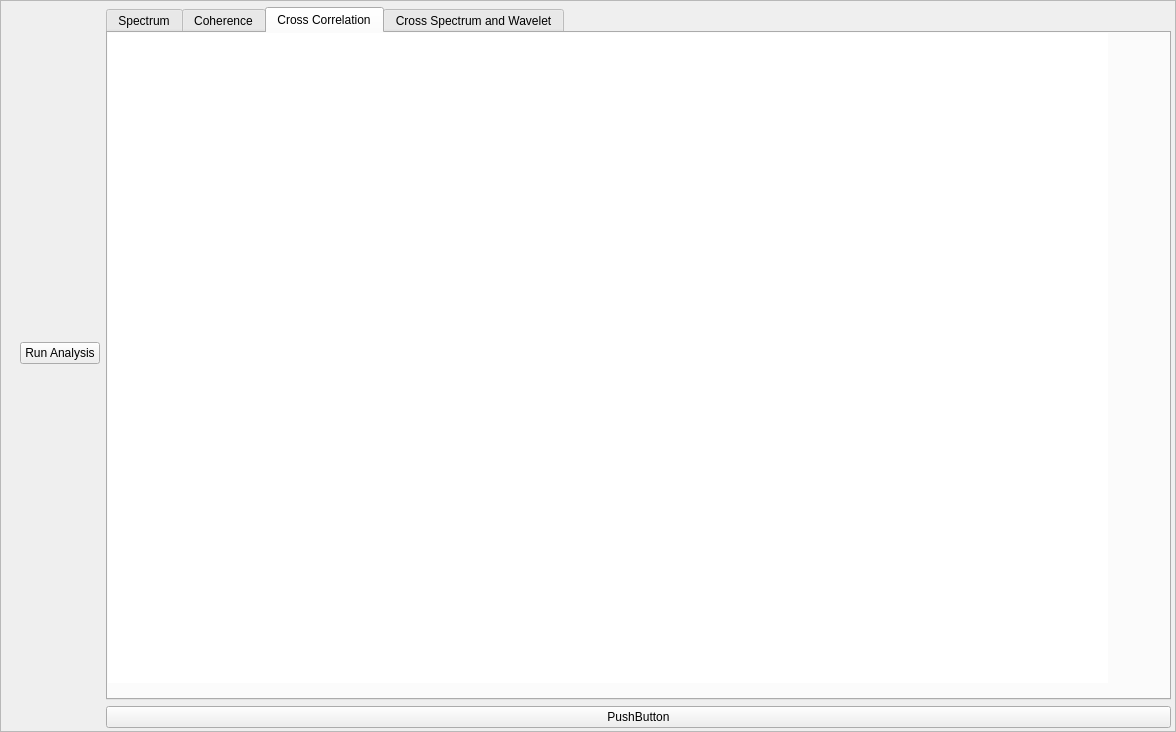
First picture: the form in isp/resources/designer_uis/TimeFrequencyAddWidget.ui, repository ProjectISP/ISP, before the edit.
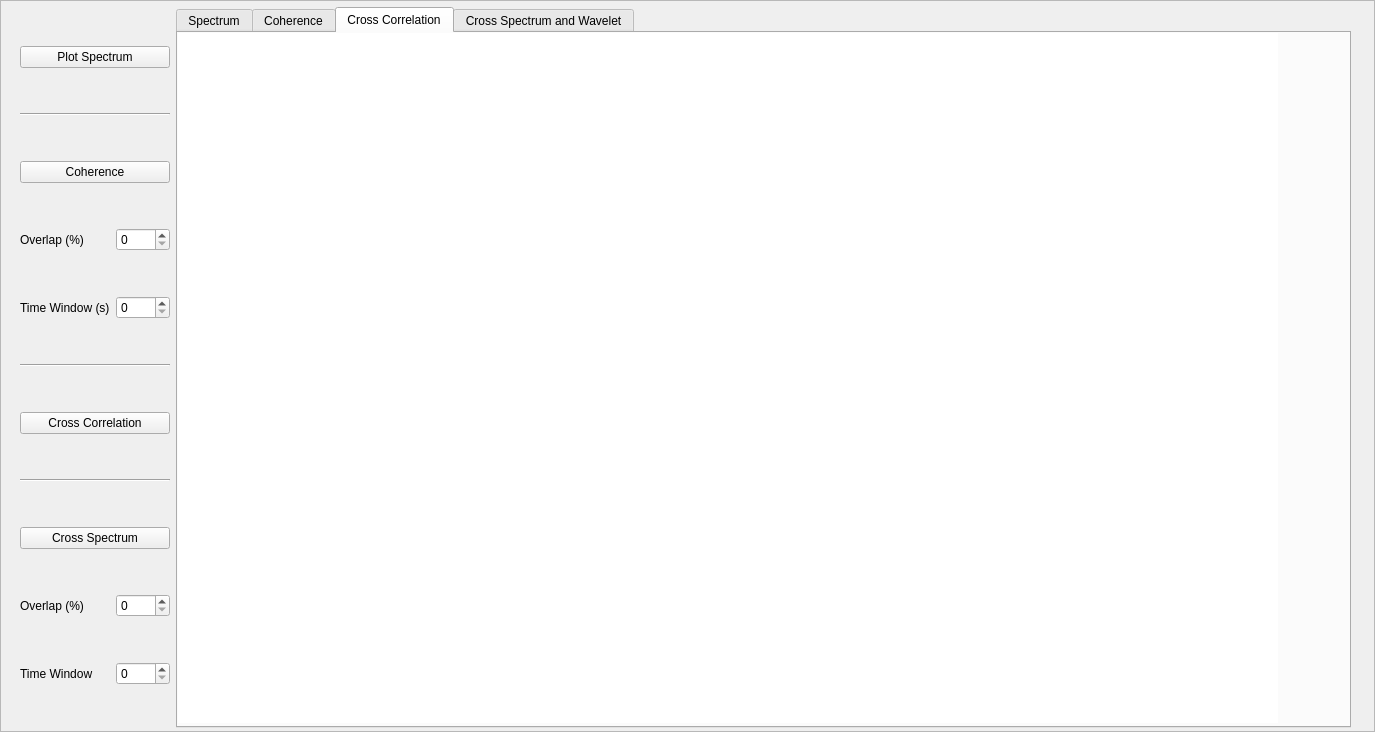
Second picture: the form after the edit. The open tabs and pages were chosen to show the change.

Commit message: Plot stations Map/Earthquake analysis Time-Frequency analysis --> advanced spectral analysis

The edit to the form file:
```diff
--- a/isp/resources/designer_uis/TimeFrequencyAddWidget.ui
+++ b/isp/resources/designer_uis/TimeFrequencyAddWidget.ui
@@ -6,7 +6,7 @@
    <rect>
     <x>0</x>
     <y>0</y>
-    <width>1176</width>
+    <width>1375</width>
     <height>732</height>
    </rect>
   </property>
@@ -24,7 +24,7 @@
     <rect>
      <x>20</x>
      <y>7</y>
-     <width>1151</width>
+     <width>1331</width>
      <height>721</height>
     </rect>
    </property>
@@ -99,8 +99,8 @@
          <rect>
           <x>-1</x>
           <y>-1</y>
-          <width>1001</width>
-          <height>651</height>
+          <width>1101</width>
+          <height>691</height>
          </rect>
         </property>
         <property name="styleSheet">
@@ -128,19 +128,102 @@
       </widget>
      </widget>
     </item>
-    <item row="2" column="2">
-     <widget class="QPushButton" name="pushButton">
-      <property name="text">
-       <string>PushButton</string>
-      </property>
-     </widget>
-    </item>
-    <item row="1" column="1">
-     <widget class="QPushButton" name="pushButton_2">
-      <property name="text">
-       <string>Run Analysis</string>
-      </property>
-     </widget>
+    <item row="1" column="0">
+     <layout class="QGridLayout" name="gridLayout_3">
+      <item row="9" column="0">
+       <widget class="QLabel" name="label_3">
+        <property name="text">
+         <string>Overlap (%)</string>
+        </property>
+       </widget>
+      </item>
+      <item row="2" column="0" colspan="2">
+       <widget class="QPushButton" name="coherenceBtn">
+        <property name="text">
+         <string>Coherence</string>
+        </property>
+       </widget>
+      </item>
+      <item row="3" column="1">
+       <widget class="QSpinBox" name="cohe_overlapSB"/>
+      </item>
+      <item row="10" column="0">
+       <widget class="QLabel" name="label_4">
+        <property name="text">
+         <string>Time Window</string>
+        </property>
+       </widget>
+      </item>
+      <item row="4" column="1">
+       <widget class="QSpinBox" name="time_window_coheSB">
+        <property name="maximum">
+         <number>3600</number>
+        </property>
+       </widget>
+      </item>
+      <item row="3" column="0">
+       <widget class="QLabel" name="label">
+        <property name="text">
+         <string>Overlap (%)</string>
+        </property>
+       </widget>
+      </item>
+      <item row="4" column="0">
+       <widget class="QLabel" name="labeltime">
+        <property name="text">
+         <string>Time Window (s)</string>
+        </property>
+       </widget>
+      </item>
+      <item row="6" column="0" colspan="2">
+       <widget class="QPushButton" name="cross_correlationsBtn">
+        <property name="text">
+         <string>Cross Correlation</string>
+        </property>
+       </widget>
+      </item>
+      <item row="10" column="1">
+       <widget class="QSpinBox" name="spinBox_4"/>
+      </item>
+      <item row="5" column="0" colspan="2">
+       <widget class="Line" name="line">
+        <property name="orientation">
+         <enum>Qt::Horizontal</enum>
+        </property>
+       </widget>
+      </item>
+      <item row="8" column="0" colspan="2">
+       <widget class="QPushButton" name="Cross_spectrumBtn">
+        <property name="text">
+         <string>Cross Spectrum</string>
+        </property>
+       </widget>
+      </item>
+      <item row="9" column="1">
+       <widget class="QSpinBox" name="spinBox_3"/>
+      </item>
+      <item row="1" column="0" colspan="2">
+       <widget class="Line" name="line_2">
+        <property name="orientation">
+         <enum>Qt::Horizontal</enum>
+        </property>
+       </widget>
+      </item>
+      <item row="0" column="0" colspan="2">
+       <widget class="QPushButton" name="plot_spectrumBtn">
+        <property name="text">
+         <string>Plot Spectrum</string>
+        </property>
+       </widget>
+      </item>
+      <item row="7" column="0" colspan="2">
+       <widget class="Line" name="line_3">
+        <property name="orientation">
+         <enum>Qt::Horizontal</enum>
+        </property>
+       </widget>
+      </item>
+     </layout>
     </item>
    </layout>
   </widget>
```
Left out of the diff: 23 changed lines with no effect on the pictures. The commit also changes 25 other files.
